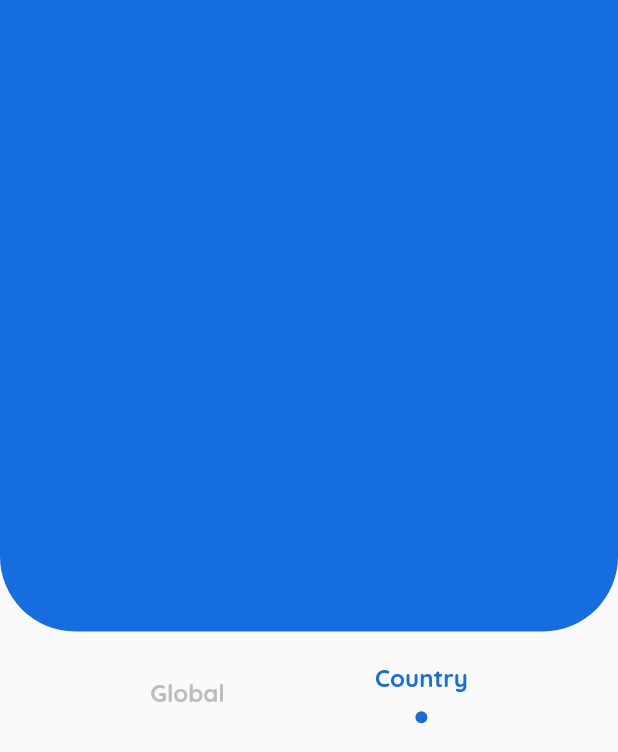
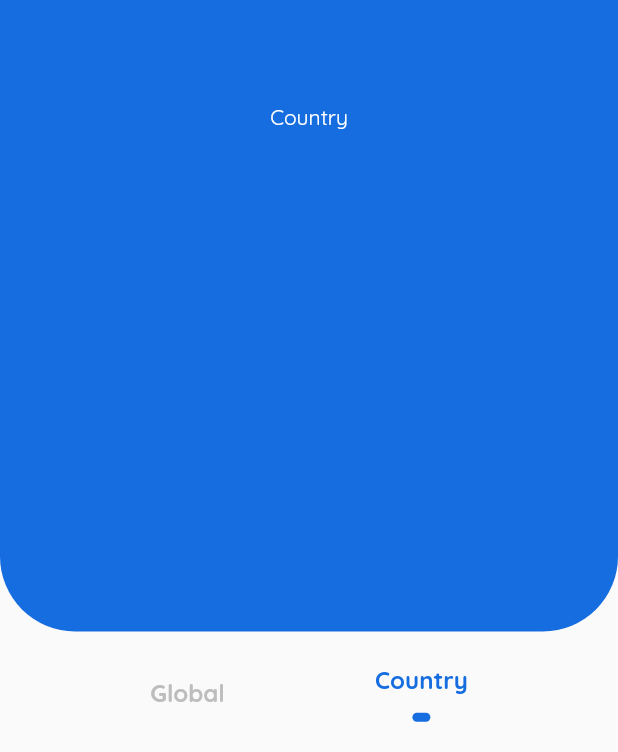
Before and after one commit to azazelyash/flutter_covid_tracker, a Flutter app: the screen it shows after launch, after a tap on "Country", on a phone screen of 412 x 824 dp. Shown: the part 481-1233 px from the top of the screen. Run offline on Flutter 3.47's test engine with Material 2 defaults, Android fonts, the phone set to English and light mode, and no system bars; our stand-ins replace google_fonts.

Commit message:
Linked the navbar to global and country pages

```diff
--- /dev/null
+++ b/lib/screens/country.dart
@@ -0,0 +1,20 @@
+import 'package:flutter/material.dart';
+
+class Country extends StatefulWidget {
+  const Country({super.key});
+
+  @override
+  State<Country> createState() => _CountryState();
+}
+
+class _CountryState extends State<Country> {
+  @override
+  Widget build(BuildContext context) {
+    return const Center(
+      child: Text(
+        'Country',
+        style: TextStyle(color: Colors.white),
+      ),
+    );
+  }
+}
--- /dev/null
+++ b/lib/screens/global.dart
@@ -0,0 +1,20 @@
+import 'package:flutter/material.dart';
+
+class Global extends StatefulWidget {
+  const Global({super.key});
+
+  @override
+  State<Global> createState() => _GlobalState();
+}
+
+class _GlobalState extends State<Global> {
+  @override
+  Widget build(BuildContext context) {
+    return const Center(
+      child: Text(
+        'Global',
+        style: TextStyle(color: Colors.white),
+      ),
+    );
+  }
+}
--- a/lib/screens/navigation_option.dart
+++ b/lib/screens/navigation_option.dart
@@ -38,16 +38,20 @@ class NavigationOption extends StatelessWidget {
                       height: 12,
                     ),
                     Container(
-                      height: 8.0,
-                      width: 8.0,
+                      height: 6.0,
+                      width: 12.0,
                       decoration: BoxDecoration(
                         color: kPrimaryColor,
-                        shape: BoxShape.circle,
+                        borderRadius: const BorderRadius.all(
+                          Radius.circular(4),
+                        ),
                       ),
                     ),
                   ],
                 )
-              : Container(),
+              : const SizedBox(
+                  height: 0,
+                ),
         ],
       ),
     );
--- a/lib/screens/tracker.dart
+++ b/lib/screens/tracker.dart
@@ -1,6 +1,10 @@
+import 'package:covid_tracker/screens/country.dart';
+import 'package:covid_tracker/screens/global.dart';
 import 'package:flutter/material.dart';
 import 'package:covid_tracker/utils/constants.dart';
 import 'package:covid_tracker/screens/navigation_option.dart';
+import 'package:covid_tracker/screens/country.dart';
+import 'package:covid_tracker/screens/global.dart';
 
 enum NavigationStatus {
   GLOBAL,
@@ -47,6 +51,12 @@ class _TrackerState extends State<Tracker> {
                   bottomRight: Radius.circular(50),
                 ),
               ),
+              child: AnimatedSwitcher(
+                duration: const Duration(milliseconds: 150),
+                child: navigationStatus == NavigationStatus.GLOBAL
+                    ? Global()
+                    : Country(),
+              ),
             ),
           ),
           Container(
```
